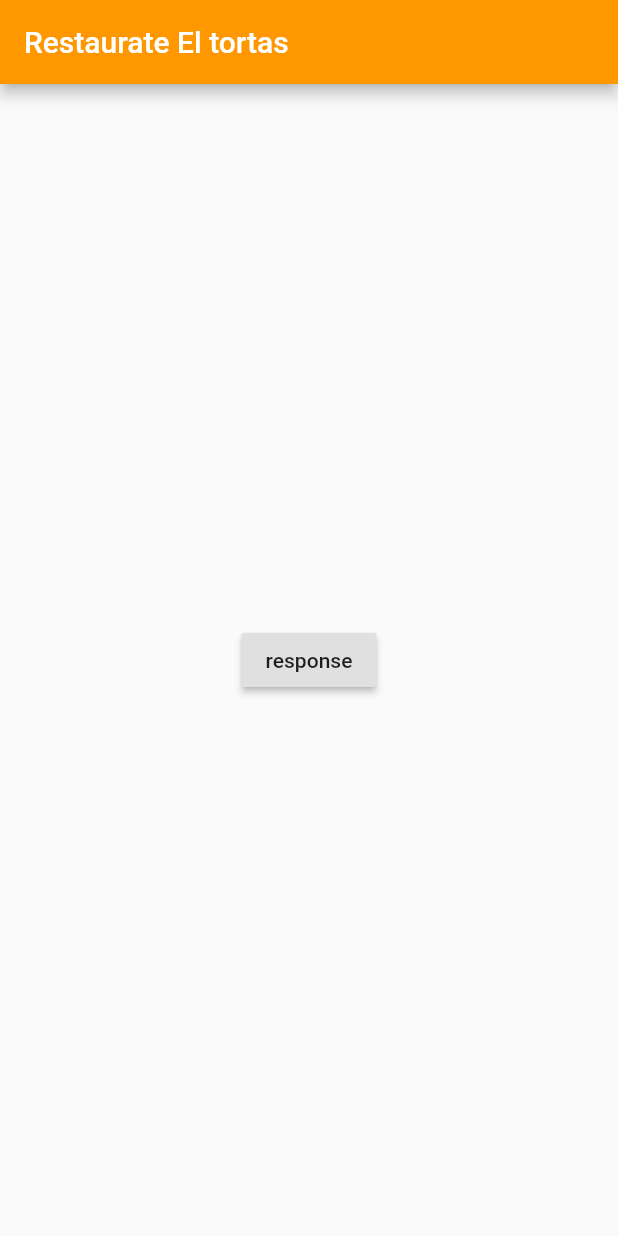
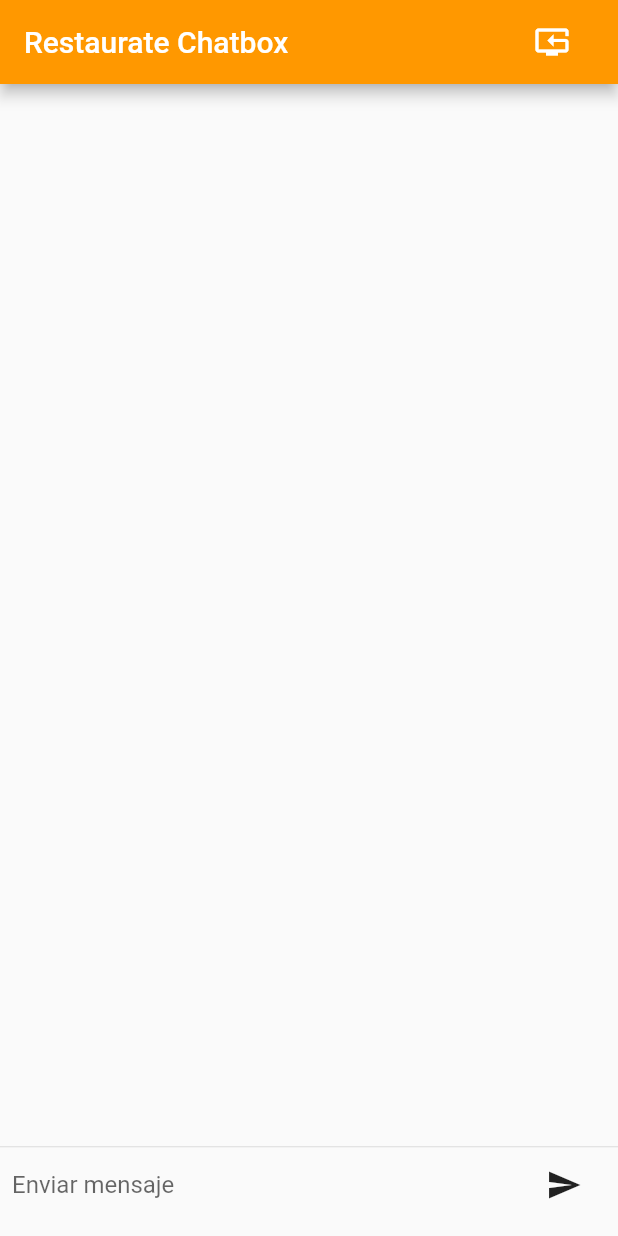
Before and after one commit to OscarVillanueva/chatbox, a Flutter app: the screen it shows after launch, on a phone screen of 412 x 824 dp. Run offline on Flutter 3.47's test engine with Material 2 defaults, Android fonts, the phone set to English and light mode, and no system bars; drawn by our look-alikes of loading_overlay; our stand-ins replace bubble; missing offline and left inert: flutter_dialogflow.

Commit message:
app done

```diff
--- a/lib/ChatBot.dart
+++ b/lib/ChatBot.dart
@@ -1,6 +1,8 @@
+import 'package:bubble/bubble.dart';
 import 'package:flutter/cupertino.dart';
 import 'package:flutter/material.dart';
 import 'package:flutter_dialogflow/dialogflow_v2.dart';
+import 'package:loading_overlay/loading_overlay.dart';
 
 class ChatBot extends StatefulWidget {
   ChatBot({Key key}) : super(key: key);
@@ -10,20 +12,69 @@ class ChatBot extends StatefulWidget {
 }
 
 class _ChatBotState extends State<ChatBot> {
+  final txtMessageController = TextEditingController();
+  List<Map> messages = List();
+  bool reset = false;
+
   @override
   Widget build(BuildContext context) {
     return Scaffold(
       appBar: AppBar(
-        title: Text("Restaurate El tortas"),
+        title: Text("Restaurate Chatbox"),
         backgroundColor: Colors.orange,
+        actions: <Widget>[
+          MaterialButton(
+              child: Icon(Icons.reset_tv, color: Colors.white),
+              onPressed: () => resetConversation())
+        ],
       ),
-      body: Container(
-        child: Center(
-          child: RaisedButton(
-            onPressed: () {
-              response("hola");
-            },
-            child: Text("response"),
+      body: LoadingOverlay(
+        isLoading: reset,
+        child: Container(
+          child: Column(
+            children: <Widget>[
+              Flexible(
+                  child: ListView.builder(
+                      // reverse: true,
+                      padding: EdgeInsets.all(15.0),
+                      itemCount: messages.length,
+                      itemBuilder: (context, index) => generateBubble(
+                          messages[index]["data"],
+                          messages[index]["message"]))),
+              Divider(height: 3.0),
+              Container(
+                padding: EdgeInsets.only(bottom: 10.0),
+                margin: const EdgeInsets.symmetric(horizontal: 8.0),
+                child: Row(
+                  children: <Widget>[
+                    Flexible(
+                        child: TextField(
+                            controller: txtMessageController,
+                            decoration: InputDecoration.collapsed(
+                                hintText: "Enviar mensaje"))),
+                    Container(
+                      margin: EdgeInsets.symmetric(horizontal: 4.0),
+                      child: IconButton(
+                          icon: Icon(Icons.send),
+                          onPressed: () {
+                            if (txtMessageController.text.isEmpty)
+                              print("vacio");
+                            else {
+                              setState(() {
+                                messages.add({
+                                  "data": 1,
+                                  "message": txtMessageController.text
+                                });
+                              });
+                              response(txtMessageController.text);
+                              txtMessageController.clear();
+                            }
+                          }),
+                    )
+                  ],
+                ),
+              )
+            ],
           ),
         ),
       ),
@@ -37,8 +88,43 @@ class _ChatBotState extends State<ChatBot> {
     Dialogflow dialogflow =
         await Dialogflow(authGoogle: authGoogle, language: Language.english);
 
-    AIResponse aiResponse = await dialogflow.detectIntent('hola');
+    AIResponse aiResponse = await dialogflow.detectIntent(query);
 
-    print(aiResponse.getMessage());
+    setState(() {
+      messages.add({"data": 0, "message": aiResponse.getMessage()});
+    });
+  }
+
+  Widget generateBubble(side, message) {
+    return Bubble(
+      margin: BubbleEdges.only(top: 10),
+      nipWidth: 10,
+      nipHeight: 10,
+      nip: side == 0 ? BubbleNip.leftBottom : BubbleNip.rightBottom,
+      color: side == 0 ? Colors.grey[300] : Colors.orange,
+      child: Text(
+        message,
+        style: TextStyle(fontSize: 15.0),
+      ),
+      alignment: side == 0 ? Alignment.topLeft : Alignment.topRight,
+    );
+  }
+
+  void resetConversation() {
+    setState(() {
+      reset = true;
+    });
+
+    Future.delayed(const Duration(seconds: 1), () {
+      setState(() {
+        messages.clear();
+      });
+    });
+
+    Future.delayed(const Duration(seconds: 2), () {
+      setState(() {
+        reset = false;
+      });
+    });
   }
 }
--- a/lib/main.dart
+++ b/lib/main.dart
@@ -4,5 +4,6 @@ import 'package:flutter/material.dart';
 void main() {
   runApp(MaterialApp(
     home: ChatBot(),
+    debugShowCheckedModeBanner: false,
   ));
 }
--- a/pubspec.yaml
+++ b/pubspec.yaml
@@ -29,6 +29,8 @@ dependencies:
   # Use with the CupertinoIcons class for iOS style icons.
   cupertino_icons: ^1.0.0
   flutter_dialogflow: ^0.1.3
+  bubble: ^1.1.9+1
+  loading_overlay: ^0.2.1
 
 dev_dependencies:
   flutter_test:
```
Also changed, not shown: pubspec.lock.
